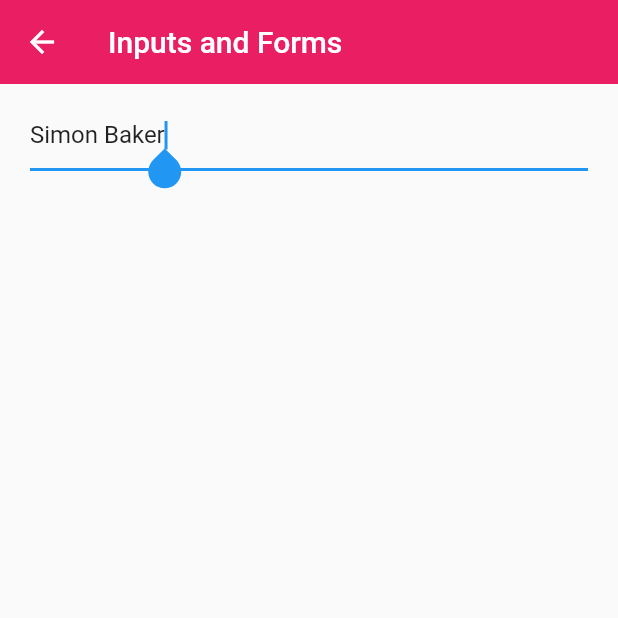
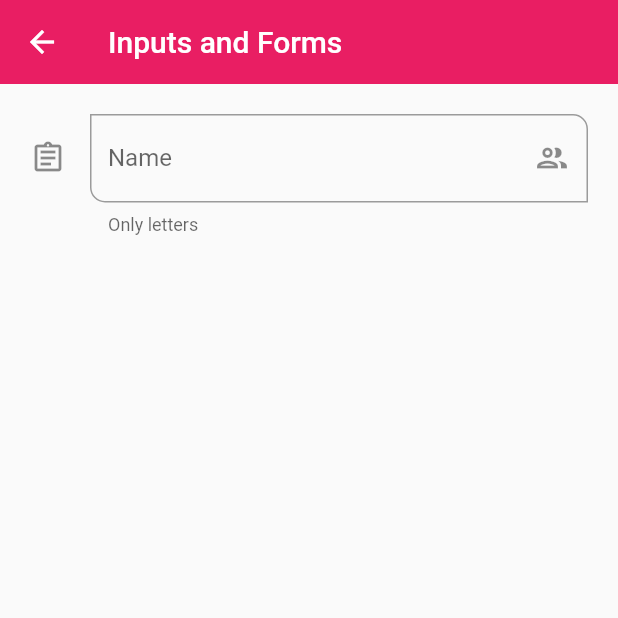
Before and after one commit to GitRockie/flutter_app_1, a Flutter app: the InputsScreen screen opened by its route, on a phone screen of 412 x 824 dp, the top half of it. Run offline on Flutter 3.47's test engine with Material 2 defaults, Android fonts, the phone set to English and light mode, and no system bars.

Commit message:
Forms personalize
Working with decoration
Change color whe selected

```diff
--- a/lib/screens/inputs_screen.dart
+++ b/lib/screens/inputs_screen.dart
@@ -11,15 +11,37 @@ class InputsScreen extends StatelessWidget {
       ),
       body: SingleChildScrollView(
         child: Padding(
-          padding: const EdgeInsets.symmetric(horizontal: 20, vertical: 10),
+          padding: const EdgeInsets.symmetric(horizontal: 20, vertical: 20),
           child: Column(children: [
             TextFormField(
-              autofocus: true,
-              initialValue: 'Simon Baker',
+              autofocus: false,
+              initialValue: '',
               textCapitalization: TextCapitalization.words,
               onChanged: (value) {
                 print(value);
               },
+              validator: (value) {
+                if (value == null) return 'This camp is required';
+                return value.length < 3 ? '3 characters min. limit' : null;
+              },
+              autovalidateMode: AutovalidateMode.onUserInteraction,
+              decoration: const InputDecoration(
+                focusedBorder: OutlineInputBorder(
+                  borderSide: BorderSide(color: Colors.teal),
+                ),
+                hintText: 'Username',
+                labelText: 'Name',
+                helperText: 'Only letters',
+                //counterText: '3 characters'
+                //prefixIcon: Icon(),
+                suffixIcon: Icon(Icons.group_outlined),
+                icon: Icon(Icons.assignment_outlined),
+                border: OutlineInputBorder(
+                    borderRadius: BorderRadius.only(
+                  bottomLeft: Radius.circular(10),
+                  topRight: Radius.circular(10),
+                )),
+              ),
             )
           ]),
         ),
```
